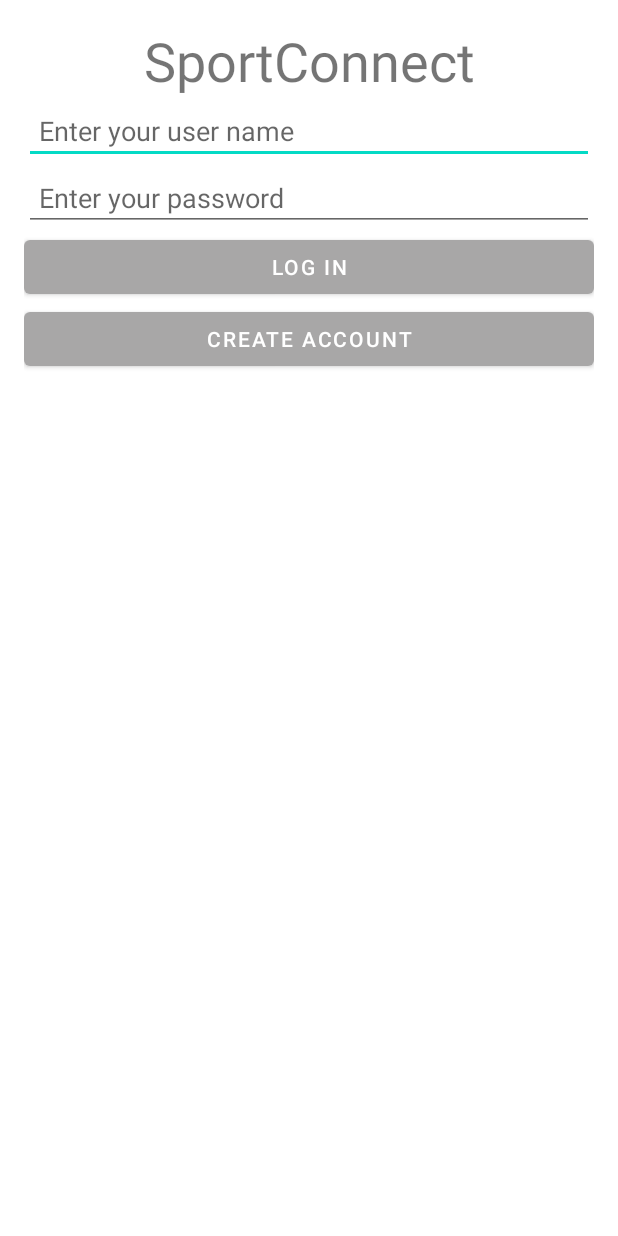
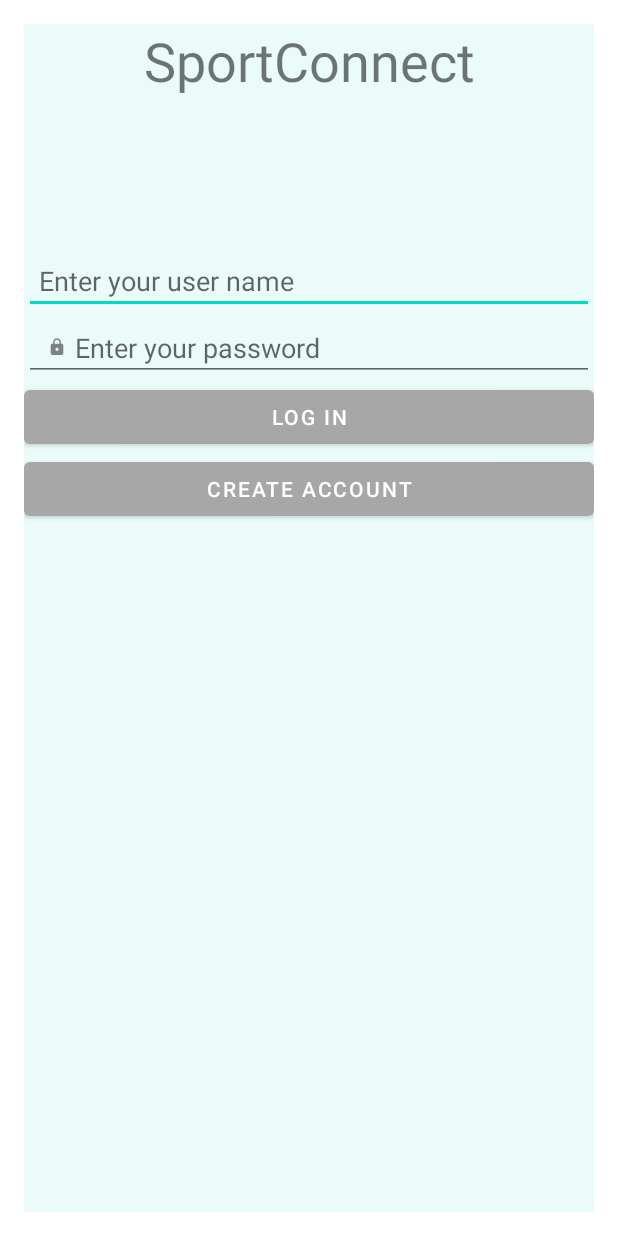
Before and after one commit to SportsAct/SportsAct, an Android app: the LoginActivity screen opened directly, with no data from a screen before it, on a phone screen of 412 x 824 dp. Run offline under Robolectric (Android 15) with nearby library versions, the light colour scheme and no system bars; libraries missing offline, so code that uses them is left out: com.parse.

Commit message:
updated button create Account in LoginActivity.java

```diff
--- a/app/src/main/java/com/codepath/jorge/mainactivity/activities/LoginActivity.java
+++ b/app/src/main/java/com/codepath/jorge/mainactivity/activities/LoginActivity.java
@@ -49,22 +49,45 @@
         bntCreateAccount.setOnClickListener(new View.OnClickListener() {
             @Override
             public void onClick(View v) {
+                String username = bntCreateAccount.getText().toString();
+                String password = bntCreateAccount.getText().toString();
                 // Create the ParseUser
                 ParseUser user1 = new ParseUser();
-                // Set core properties
+                // Set core propertiesg
                 user1.setUsername("KenSmith");
                 user1.setPassword("secret123");
                 user1.setEmail("email@example.com");
                 // Set custom properties
                 //user1.put("phone", "650-253-0000");
+                user1.getParseUser(user1.getUsername());
+
+
+               // String username = bntCreateAccount.getText().toString();
+                //String password = bntCreateAccount.getText().toString();
+
+                UserLogin(username, password);
+
                 // Invoke signUpInBackground
                 user1.signUpInBackground(new SignUpCallback() {
                     public void done(ParseException e) {
                         if (e == null) {
                             // Hooray! Let them use the app now.
+                            goMainActivity();
+                            user1.logInInBackground("KenSmith", "secret123", new LogInCallback() {
+                                public void done(ParseUser user, ParseException e) {
+                                    if (user != null) {
+                                        // Hooray! The user is logged in
+                                        goMainActivity();
+                                    } else {
+                                        // Signup failed. Look at the ParseException to see what happened.
+                                    }
+                                }
+
+                            });
                         } else {
                             // Sign up didn't succeed. Look at the ParseException
                             // to figure out what went wrong
+
                         }
                     }
                 });
--- /dev/null
+++ b/app/src/main/res/drawable-anydpi/ic_action_usernamelock.xml
@@ -0,0 +1,16 @@
+<vector xmlns:android="http://schemas.android.com/apk/res/android"
+    android:width="24dp"
+    android:height="24dp"
+    android:viewportWidth="24"
+    android:viewportHeight="24"
+    android:tint="#333333"
+    android:alpha="0.6">
+  <group android:scaleX="0.5263158"
+      android:scaleY="0.5263158"
+      android:translateX="5.6842103"
+      android:translateY="5.6842103">
+    <path
+        android:fillColor="@android:color/white"
+        android:pathData="M18,8h-1L17,6c0,-2.76 -2.24,-5 -5,-5S7,3.24 7,6v2L6,8c-1.1,0 -2,0.9 -2,2v10c0,1.1 0.9,2 2,2h12c1.1,0 2,-0.9 2,-2L20,10c0,-1.1 -0.9,-2 -2,-2zM12,17c-1.1,0 -2,-0.9 -2,-2s0.9,-2 2,-2 2,0.9 2,2 -0.9,2 -2,2zM15.1,8L8.9,8L8.9,6c0,-1.71 1.39,-3.1 3.1,-3.1 1.71,0 3.1,1.39 3.1,3.1v2z"/>
+  </group>
+</vector>
--- a/app/src/main/res/layout/activity_login.xml
+++ b/app/src/main/res/layout/activity_login.xml
@@ -5,6 +5,7 @@
     android:layout_height="match_parent"
     android:orientation="vertical"
     android:layout_margin="16dp"
+    android:background="#EBFBFA"
     tools:context=".activities.LoginActivity" >
 
     <TextView
@@ -16,6 +17,7 @@
         android:textAlignment="center"
         android:textSize="36dp"
         android:text="SportConnect"
+        android:layout_marginBottom="100dp"
         />
 
     <EditText
@@ -35,6 +37,7 @@
         android:hint="Enter your password"
         android:inputType="textPassword"
         android:padding="10dp"
+        android:drawableLeft="@drawable/ic_action_usernamelock"
         android:visibility="visible" />
 
     <Button
```
Also changed, not shown: app/src/main/java/com/codepath/jorge/mainactivity/parse/ParseUser.java (deleted, +0 -30 lines), app/src/main/res/drawable-hdpi/ic_action_usernamelock.png (added), app/src/main/res/drawable-mdpi/ic_action_usernamelock.png (added), app/src/main/res/drawable-xhdpi/ic_action_usernamelock.png (added), app/src/main/res/drawable-xxhdpi/ic_action_usernamelock.png (added).
